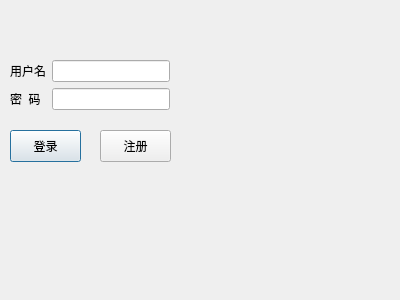
Before: the Qt Designer form logindialog.ui in AgateLee/DSTCal, drawn with Qt 5.
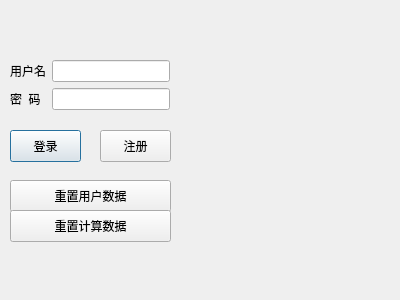
After: the same form once the commit is applied.

What changed in the file:
```diff
--- a/logindialog.ui
+++ b/logindialog.ui
@@ -71,6 +71,32 @@
     <string>注册</string>
    </property>
   </widget>
+  <widget class="QPushButton" name="pushButton_resetUser">
+   <property name="geometry">
+    <rect>
+     <x>10</x>
+     <y>180</y>
+     <width>161</width>
+     <height>32</height>
+    </rect>
+   </property>
+   <property name="text">
+    <string>重置用户数据</string>
+   </property>
+  </widget>
+  <widget class="QPushButton" name="pushButton_resetConfig">
+   <property name="geometry">
+    <rect>
+     <x>10</x>
+     <y>210</y>
+     <width>161</width>
+     <height>32</height>
+    </rect>
+   </property>
+   <property name="text">
+    <string>重置计算数据</string>
+   </property>
+  </widget>
  </widget>
  <resources/>
  <connections>
```
